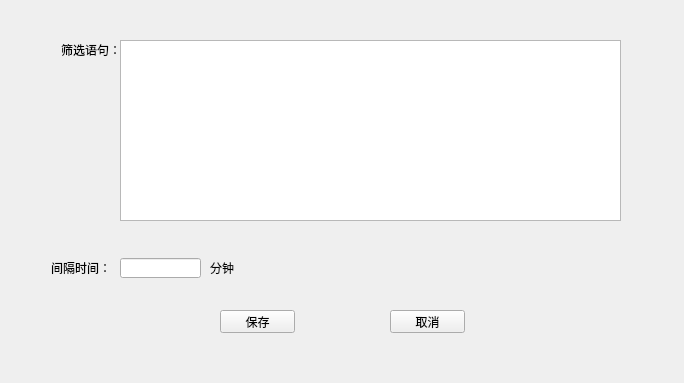
Qt form tray/view/tray_setting.ui (originalMemory/imageManger) before a commit.
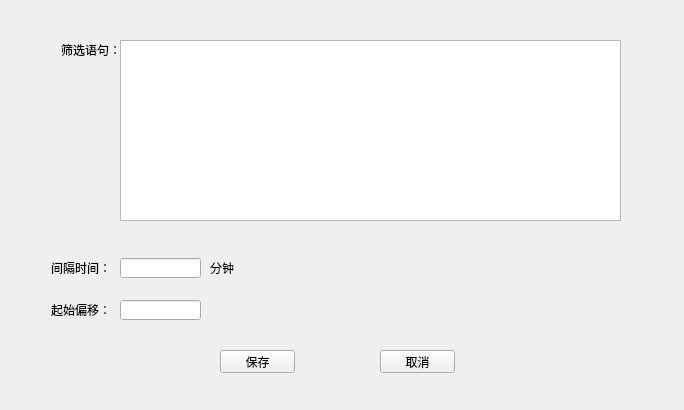
The same form after that commit.

Commit message: ADD: 增加顺序和随机两种切换选项

What changed in the file:
```diff
--- a/tray/view/tray_setting.ui
+++ b/tray/view/tray_setting.ui
@@ -7,7 +7,7 @@
     <x>0</x>
     <y>0</y>
     <width>684</width>
-    <height>383</height>
+    <height>410</height>
    </rect>
   </property>
   <property name="windowTitle">
@@ -85,7 +85,7 @@
    <property name="geometry">
     <rect>
      <x>220</x>
-     <y>310</y>
+     <y>350</y>
      <width>75</width>
      <height>23</height>
     </rect>
@@ -97,8 +97,8 @@
   <widget class="QPushButton" name="pushButton_cancel">
    <property name="geometry">
     <rect>
-     <x>390</x>
-     <y>310</y>
+     <x>380</x>
+     <y>350</y>
      <width>75</width>
      <height>23</height>
     </rect>
@@ -107,6 +107,32 @@
     <string>取消</string>
    </property>
   </widget>
+  <widget class="QLabel" name="label_4">
+   <property name="geometry">
+    <rect>
+     <x>20</x>
+     <y>300</y>
+     <width>91</width>
+     <height>20</height>
+    </rect>
+   </property>
+   <property name="text">
+    <string>起始偏移：</string>
+   </property>
+   <property name="alignment">
+    <set>Qt::AlignRight|Qt::AlignTrailing|Qt::AlignVCenter</set>
+   </property>
+  </widget>
+  <widget class="QLineEdit" name="lineEdit_order_offset">
+   <property name="geometry">
+    <rect>
+     <x>120</x>
+     <y>300</y>
+     <width>81</width>
+     <height>20</height>
+    </rect>
+   </property>
+  </widget>
  </widget>
  <resources/>
  <connections/>
```
The commit also changes 2 other files.
